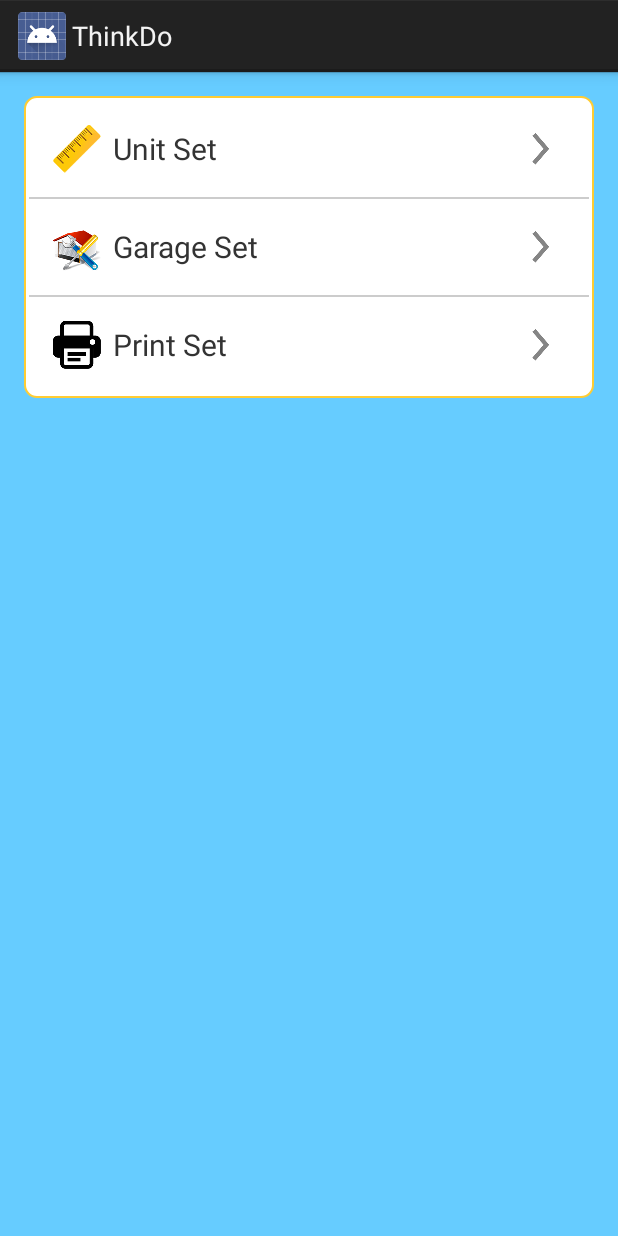
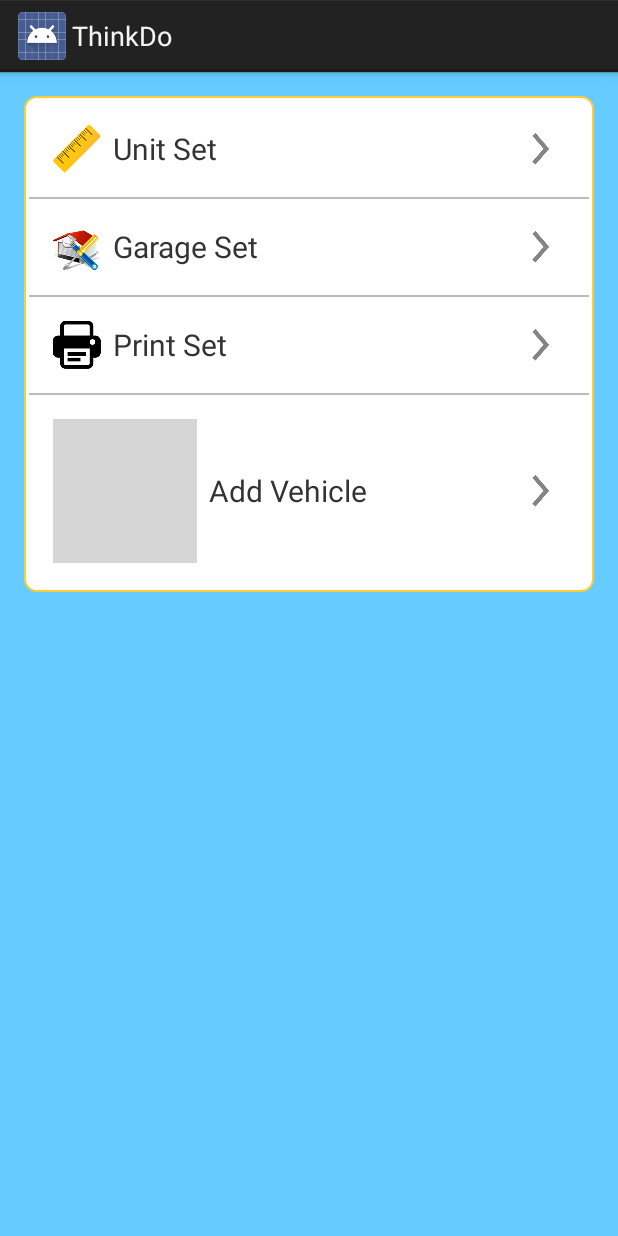
Before and after one commit to xiehua-hy/ThinkDo, an Android app: the fragment SettingFragment shown on its own in the app's theme, on a phone screen of 412 x 824 dp. Run offline under Robolectric (Android 15) with nearby library versions, the phone set to English and light mode, and no system bars; grey boxes are pictures that could not be loaded.

Commit message:
add preferences

```diff
--- a/thinkDo/src/main/java/com/thinkdo/entity/GloVariable.java
+++ b/thinkDo/src/main/java/com/thinkdo/entity/GloVariable.java
@@ -13,6 +13,9 @@ public class GloVariable {
     public static final String garageRepairManKey = "repairManKey";
     public static final String garagePostCodeKey = "garagePostCodeKey";
     public static final String garageFaxKey = "garageFaxKey";
+    public static final String printSetKey = "printSetKey";
+    public static final String unitKey = "unitKey";
+    public static final String toeUnitKey = "toeUnitKey";
 
     //defaultValues
     public static final String defaultIp = "192.168.100.4";
--- a/thinkDo/src/main/java/com/thinkdo/fragment/SettingFragment.java
+++ b/thinkDo/src/main/java/com/thinkdo/fragment/SettingFragment.java
@@ -18,13 +18,18 @@ public class SettingFragment extends Fragment implements View.OnClickListener {
     public View onCreateView(LayoutInflater inflater, ViewGroup container, Bundle savedInstanceState) {
         View rootView = inflater.inflate(R.layout.fragment_preferences, container, false);
 
-        BarItem uniSet = (BarItem) rootView.findViewById(R.id.bar_unitSet);
-        BarItem garageSet = (BarItem) rootView.findViewById(R.id.bar_garageSet);
-        BarItem printSet = (BarItem) rootView.findViewById(R.id.bar_printSet);
+        BarItem barItem = (BarItem) rootView.findViewById(R.id.bar_unitSet);
+        barItem.setOnClickListener(this);
 
-        uniSet.setOnClickListener(this);
-        garageSet.setOnClickListener(this);
-        printSet.setOnClickListener(this);
+        barItem = (BarItem) rootView.findViewById(R.id.bar_garageSet);
+        barItem.setOnClickListener(this);
+
+        barItem = (BarItem) rootView.findViewById(R.id.bar_printSet);
+        barItem.setOnClickListener(this);
+
+        barItem = (BarItem) rootView.findViewById(R.id.bar_addcar);
+        barItem.setOnClickListener(this);
+
         return rootView;
     }
 
@@ -41,6 +46,9 @@ public class SettingFragment extends Fragment implements View.OnClickListener {
             case R.id.bar_printSet:
                 intent.putExtra(extraIntKey, 3);
                 break;
+            case R.id.bar_addcar:
+                intent.putExtra(extraIntKey, 4);
+                break;
             default:
                 intent = null;
         }
--- a/thinkDo/src/main/res/layout/fragment_preferences.xml
+++ b/thinkDo/src/main/res/layout/fragment_preferences.xml
@@ -23,7 +23,7 @@
         <View
             android:layout_width="match_parent"
             android:layout_height="1dp"
-            android:background="#ccc" />
+            android:background="@color/divider" />
 
         <com.thinkdo.view.BarItem
             android:id="@+id/bar_garageSet"
@@ -35,7 +35,7 @@
         <View
             android:layout_width="match_parent"
             android:layout_height="1dp"
-            android:background="#ccc" />
+            android:background="@color/divider" />
 
         <com.thinkdo.view.BarItem
             android:id="@+id/bar_printSet"
@@ -43,5 +43,18 @@
             android:layout_height="wrap_content"
             skd:barIcon="@drawable/ic_print"
             skd:barTitle="@string/print_set" />
+
+        <View
+            android:layout_width="match_parent"
+            android:layout_height="1dp"
+            android:background="@color/divider" />
+
+        <com.thinkdo.view.BarItem
+            android:id="@+id/bar_addcar"
+            android:layout_width="match_parent"
+            android:layout_height="wrap_content"
+            skd:barIcon="@drawable/if_addcar"
+            skd:barTitle="@string/add_car" />
+
     </LinearLayout>
 </ScrollView>
--- a/thinkDo/src/main/res/values/strings.xml
+++ b/thinkDo/src/main/res/values/strings.xml
@@ -77,5 +77,11 @@
     <string name="fax">Fax</string>
     <string name="post_code">Post Code</string>
     <string name="repair_man">Repair Man</string>
+    <string name="mini_print">Mini Print</string>
+    <string name="standard_print">Standard Print</string>
+    <string name="unit">Unit</string>
+    <string name="toe_unit">Toe Unit</string>
+    <string name="unit1">Degree(°)</string>
+    <string name="unit2">Degree Second(°\')</string>
 
 </resources>
```
Also changed, not shown: thinkDo/src/main/java/com/thinkdo/activity/MPreferenceActivity.java (+9 -0 lines), thinkDo/src/main/java/com/thinkdo/fragment/PrintSetFragment.java (added, +64 -0 lines), thinkDo/src/main/java/com/thinkdo/fragment/UnitFragment.java (added, +60 -0 lines), thinkDo/src/main/res/layout/fragment_print_set.xml (added, +43 -0 lines), thinkDo/src/main/res/values/arrays.xml (added, +26 -0 lines), thinkDo/src/main/res/xml/fragment_unit.xml (added, +23 -0 lines), 10 other files.
